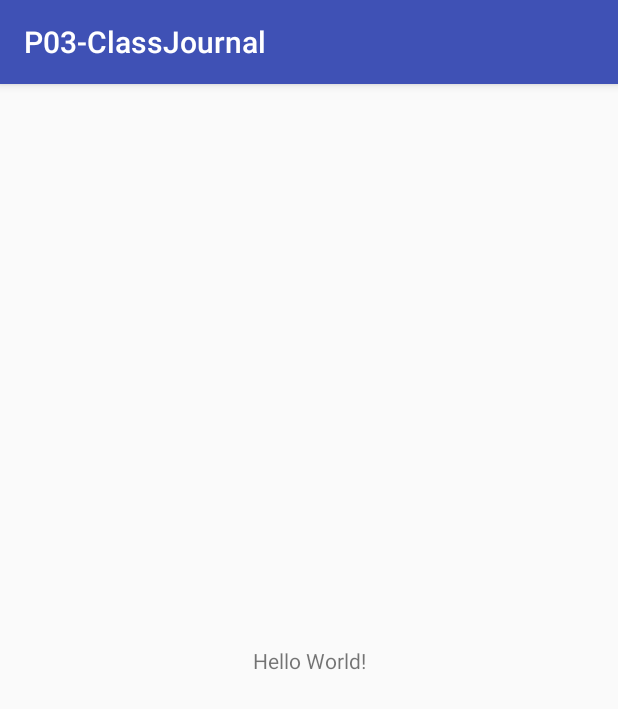
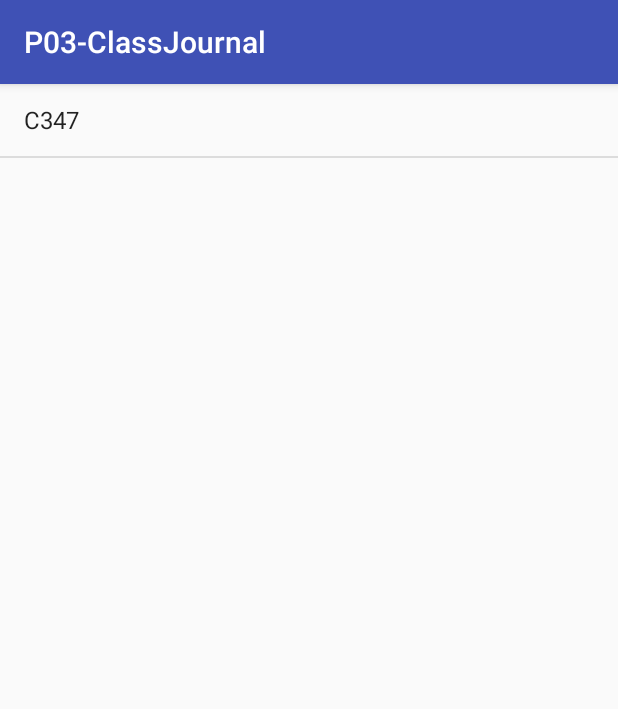
Before and after one commit to tokgrumps/P03-ClassJournal, an Android app: the screen it shows after launch (MainActivity), on a phone screen of 412 x 824 dp. Shown: the top 709 px of the screen. Run offline under Robolectric (Android 15) with nearby library versions, the phone set to English and light mode, and no system bars.

Commit message:
Added ListView

```diff
--- a/app/src/main/java/com/myapplicationdev/android/p03_classjournal/MainActivity.java
+++ b/app/src/main/java/com/myapplicationdev/android/p03_classjournal/MainActivity.java
@@ -1,13 +1,41 @@
 package com.myapplicationdev.android.p03_classjournal;
 
+import android.content.Intent;
 import android.support.v7.app.AppCompatActivity;
 import android.os.Bundle;
+import android.view.View;
+import android.widget.AdapterView;
+import android.widget.ArrayAdapter;
+import android.widget.ListView;
+
+import java.util.ArrayList;
 
 public class MainActivity extends AppCompatActivity {
+    ListView lvModule;
+
+
+    ArrayList<String> module = new ArrayList<String>();
+    ArrayAdapter<String> aa;
 
     @Override
     protected void onCreate(Bundle savedInstanceState) {
         super.onCreate(savedInstanceState);
         setContentView(R.layout.activity_main);
+
+        lvModule = (ListView) this.findViewById(R.id.ListViewModule);
+
+        module = new ArrayList<String>();
+        module.add(new String("C347"));
+
+        aa = new ArrayAdapter<String>(this, android.R.layout.simple_list_item_1, module);
+        lvModule.setAdapter(aa);
+
+        lvModule.setOnItemClickListener(new AdapterView.OnItemClickListener() {
+            @Override
+            public void onItemClick(AdapterView<?> parent, View view, int position, long id) {
+                Intent intent = new Intent(MainActivity.this, infoPage.class);
+                startActivity(intent);
+            }
+        });
     }
 }
--- a/app/src/main/res/layout/activity_main.xml
+++ b/app/src/main/res/layout/activity_main.xml
@@ -1,18 +1,15 @@
 <?xml version="1.0" encoding="utf-8"?>
-<android.support.constraint.ConstraintLayout xmlns:android="http://schemas.android.com/apk/res/android"
+<LinearLayout xmlns:android="http://schemas.android.com/apk/res/android"
     xmlns:app="http://schemas.android.com/apk/res-auto"
     xmlns:tools="http://schemas.android.com/tools"
     android:layout_width="match_parent"
     android:layout_height="match_parent"
+    android:orientation="vertical"
     tools:context="com.myapplicationdev.android.p03_classjournal.MainActivity">
 
-    <TextView
-        android:layout_width="wrap_content"
-        android:layout_height="wrap_content"
-        android:text="Hello World!"
-        app:layout_constraintBottom_toBottomOf="parent"
-        app:layout_constraintLeft_toLeftOf="parent"
-        app:layout_constraintRight_toRightOf="parent"
-        app:layout_constraintTop_toTopOf="parent" />
+    <ListView
+        android:id="@+id/ListViewModule"
+        android:layout_width="match_parent"
+        android:layout_height="match_parent" />
 
-</android.support.constraint.ConstraintLayout>
+</LinearLayout>
```
